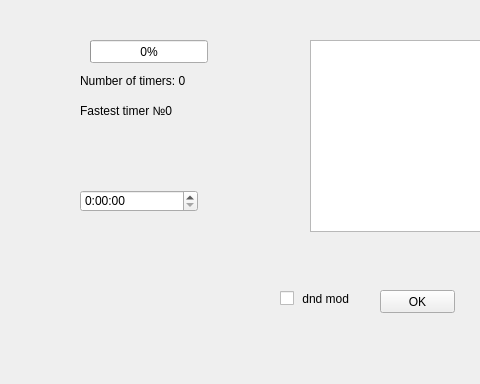
P34R/oop_2_1, file Lab2/mainwindow.ui: the form before one commit; both pictures show x 0 to 480 and y 0 to 384 of the 909 by 384 pixel window.
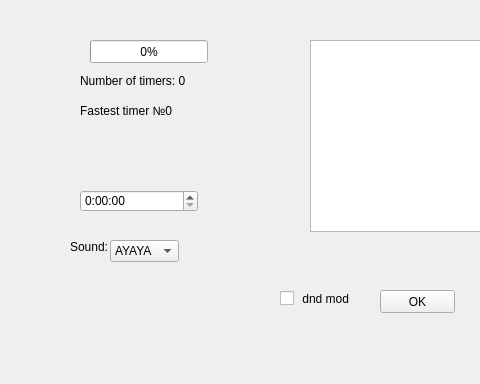
The form after the commit.

Commit message:
Added some functions (delete timer + sound change)
Added some functions (delete timer + sound change (between tuturu and ayaya) )

The edit to the form file:
```diff
--- a/Lab2/mainwindow.ui
+++ b/Lab2/mainwindow.ui
@@ -118,6 +118,39 @@
      <string>Fastest timer №0</string>
     </property>
    </widget>
+   <widget class="QComboBox" name="comboBox">
+    <property name="geometry">
+     <rect>
+      <x>110</x>
+      <y>240</y>
+      <width>69</width>
+      <height>22</height>
+     </rect>
+    </property>
+    <item>
+     <property name="text">
+      <string>AYAYA</string>
+     </property>
+    </item>
+    <item>
+     <property name="text">
+      <string>tuturu</string>
+     </property>
+    </item>
+   </widget>
+   <widget class="QLabel" name="label_3">
+    <property name="geometry">
+     <rect>
+      <x>70</x>
+      <y>240</y>
+      <width>47</width>
+      <height>13</height>
+     </rect>
+    </property>
+    <property name="text">
+     <string>Sound:</string>
+    </property>
+   </widget>
   </widget>
   <widget class="QMenuBar" name="menubar">
    <property name="geometry">
```
The commit also changes 5 other files.
